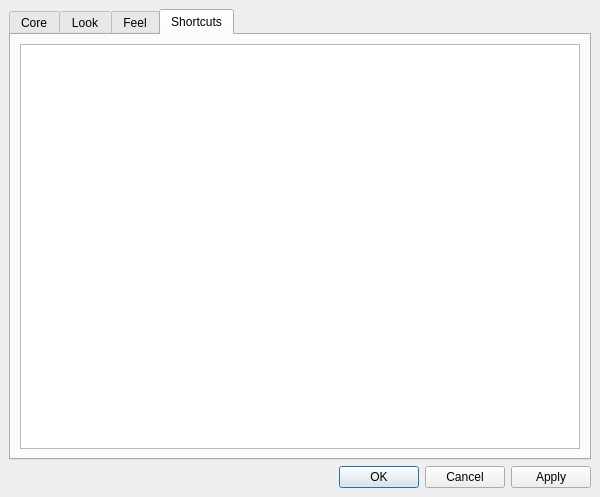
theefer/esperanza, file src/dialogs/preferencesdialog/preferencesdialog.ui: the form before one commit.
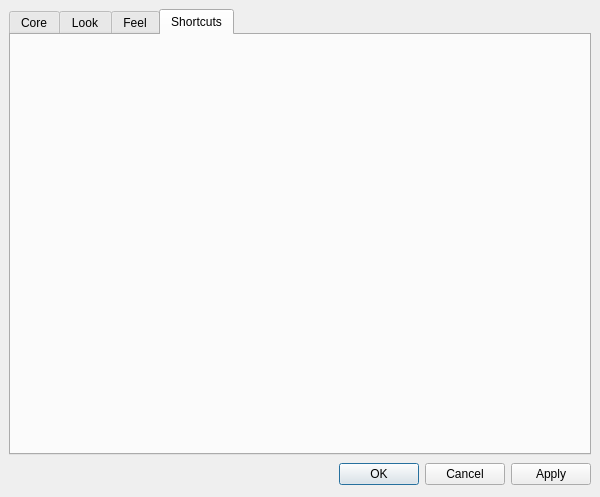
The form after the commit. Icons and pictures are not drawn.

The edit to the form file:
```diff
--- a/src/dialogs/preferencesdialog/preferencesdialog.ui
+++ b/src/dialogs/preferencesdialog/preferencesdialog.ui
@@ -15,15 +15,31 @@
   <property name="windowIcon" >
    <iconset resource="../../../data/esperanza.qrc" >:/images/esperanza.png</iconset>
   </property>
-  <layout class="QVBoxLayout" >
-   <property name="margin" >
-    <number>9</number>
+  <widget class="QDialogButtonBox" name="buttonBox" >
+   <property name="geometry" >
+    <rect>
+     <x>9</x>
+     <y>461</y>
+     <width>582</width>
+     <height>27</height>
+    </rect>
    </property>
-   <property name="spacing" >
-    <number>6</number>
+   <property name="orientation" >
+    <enum>Qt::Horizontal</enum>
    </property>
-   <item>
+   <property name="standardButtons" >
+    <set>QDialogButtonBox::Apply|QDialogButtonBox::Cancel|QDialogButtonBox::NoButton|QDialogButtonBox::Ok</set>
+   </property>
+  </widget>
     <widget class="QTabWidget" name="tabWidget" >
+   <property name="geometry" >
+    <rect>
+     <x>9</x>
+     <y>9</y>
+     <width>582</width>
+     <height>446</height>
+    </rect>
+   </property>
      <property name="currentIndex" >
       <number>3</number>
      </property>
@@ -46,31 +62,8 @@
       <attribute name="title" >
        <string>Shortcuts</string>
       </attribute>
-      <layout class="QVBoxLayout" >
-       <property name="margin" >
-        <number>9</number>
-       </property>
-       <property name="spacing" >
-        <number>6</number>
-       </property>
-       <item>
-        <widget class="QTableWidget" name="shortcutsTable" />
-       </item>
-      </layout>
-     </widget>
-    </widget>
-   </item>
-   <item>
-    <widget class="QDialogButtonBox" name="buttonBox" >
-     <property name="orientation" >
-      <enum>Qt::Horizontal</enum>
-     </property>
-     <property name="standardButtons" >
-      <set>QDialogButtonBox::Apply|QDialogButtonBox::Cancel|QDialogButtonBox::NoButton|QDialogButtonBox::Ok</set>
-     </property>
-    </widget>
-   </item>
-  </layout>
+   </widget>
+  </widget>
  </widget>
  <resources>
   <include location="../../../data/esperanza.qrc" />
```
Lines whose indentation alone changed are shown as unchanged.
